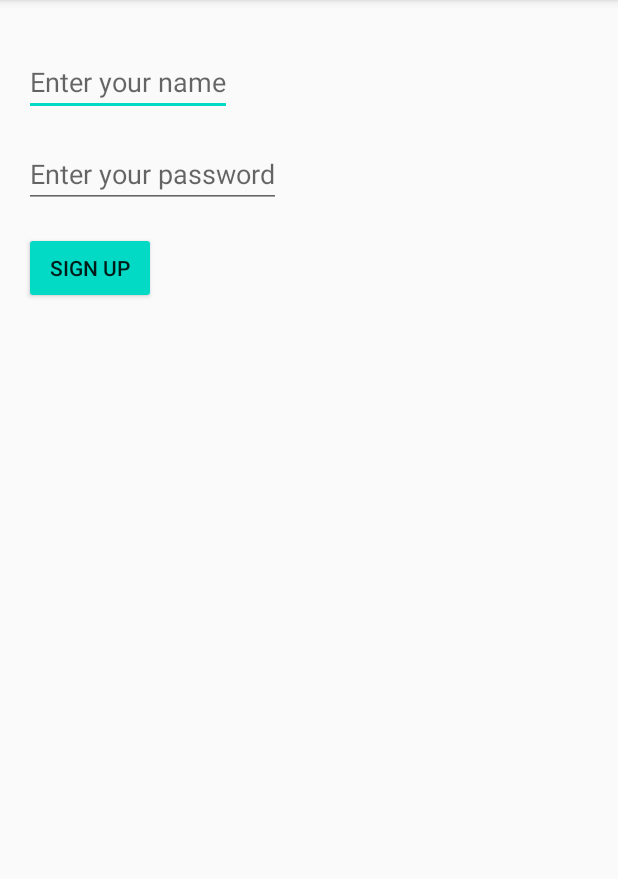
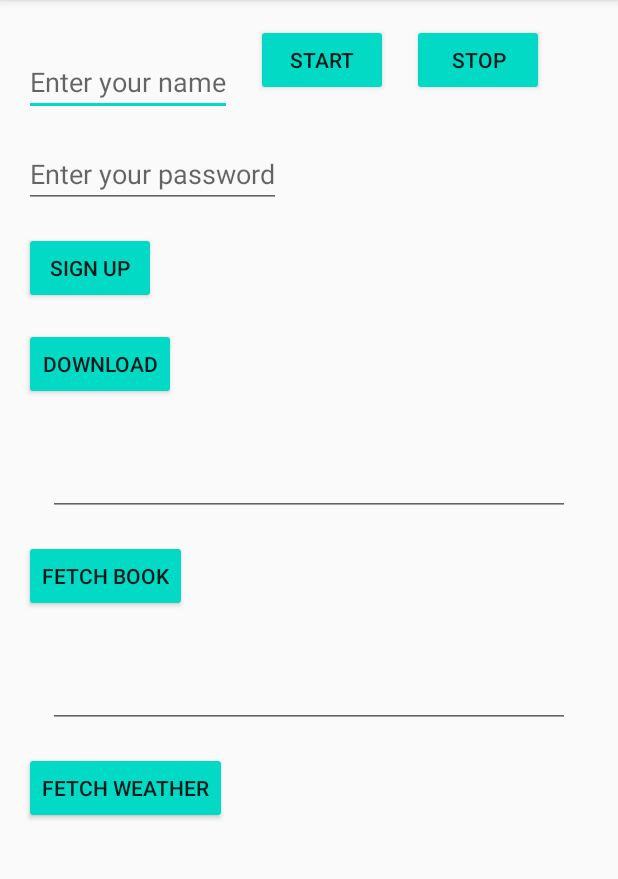
Before and after one commit to AnkurPhilips/training, an Android app: the screen it shows after launch (MainActivity), on a phone screen of 412 x 824 dp, the part 84-963 px from its top. Run offline under Robolectric (Android 15) with nearby library versions, the phone set to English and light mode, and no system bars.

```diff
--- a/app/build.gradle
+++ b/app/build.gradle
@@ -33,5 +33,6 @@ dependencies {
     testImplementation 'junit:junit:4.12'
     androidTestImplementation 'androidx.test.ext:junit:1.1.3'
     androidTestImplementation 'androidx.test.espresso:espresso-core:3.4.0'
+    androidTestImplementation 'androidx.test:rules:1.4.1-alpha01'
 
 }
--- a/app/src/main/java/com/philips/training/MainActivity.kt
+++ b/app/src/main/java/com/philips/training/MainActivity.kt
@@ -1,14 +1,18 @@
 package com.philips.training
 
+import android.content.Context
 import android.content.Intent
 import android.os.Bundle
 import androidx.appcompat.app.AppCompatActivity
+import com.philips.training.network.DownloadAsyncTask
+import com.philips.training.network.FetchBookTask
 import kotlinx.android.synthetic.main.activity_main.*
 
 const val NAME="name"
 const val PASSWORD="password"
 
 class MainActivity : AppCompatActivity() {
+
     override fun onCreate(savedInstanceState: Bundle?) {
         super.onCreate(savedInstanceState)
         setContentView(R.layout.activity_main)
@@ -25,8 +29,40 @@ class MainActivity : AppCompatActivity() {
                 intent.putExtra(NAME, name)
                 intent.putExtra(PASSWORD, password)
                 startActivity(intent)
-                finish()
             }
         }
+
+        download.setOnClickListener {
+            val downLoadAsyncTask = DownloadAsyncTask(progress)
+            downLoadAsyncTask.execute()
+        }
+
+        callApi.setOnClickListener {
+            val bookName = search.text.toString()
+            val fetchBookTask = FetchBookTask(search)
+            fetchBookTask.execute(bookName)
+        }
+
+        weatherApi.setOnClickListener{
+            val city = weather.text.toString()
+            val fetchWeatherTask = FetchWeatherTask(weather)
+            fetchWeatherTask.execute(city)
+        }
+
+        start.setOnClickListener {
+            val intent = getServiceIntent(this)
+            val data = tv.text.toString()
+            intent.putExtra("DATA", data)
+            startService(intent)
+        }
+
+        stop.setOnClickListener {
+            val intent = getServiceIntent(this)
+            stopService(intent)
+        }
+    }
+
+    companion object {
+        fun getServiceIntent(context: Context) = Intent(context, ServiceNow::class.java)
     }
 }
--- a/app/src/main/res/layout/activity_main.xml
+++ b/app/src/main/res/layout/activity_main.xml
@@ -38,4 +38,87 @@
         app:layout_constraintStart_toStartOf="parent"
         app:layout_constraintTop_toBottomOf="@+id/et" />
 
+    <Button
+        android:id="@+id/download"
+        android:layout_width="wrap_content"
+        android:layout_height="wrap_content"
+        android:text="Download"
+        android:backgroundTint="@color/colorAccent"
+        android:layout_marginTop="16dp"
+        android:layout_marginStart="16dp"
+        app:layout_constraintStart_toStartOf="parent"
+        app:layout_constraintTop_toBottomOf="@+id/button" />
+
+    <ProgressBar
+        android:id="@+id/progress"
+        style="?android:attr/progressBarStyleHorizontal"
+        android:layout_width="match_parent"
+        android:layout_height="wrap_content"
+        android:layout_margin="32dp"
+        android:visibility="gone"
+        app:layout_constraintTop_toBottomOf="@id/download" />
+
+    <EditText
+        android:id="@+id/search"
+        android:layout_width="0dp"
+        android:layout_height="wrap_content"
+        android:layout_margin="32dp"
+        app:layout_constraintTop_toBottomOf="@id/progress"
+        app:layout_constraintEnd_toEndOf="parent"
+        app:layout_constraintStart_toStartOf="parent"/>
+
+    <Button
+        android:id="@+id/callApi"
+        android:layout_width="wrap_content"
+        android:layout_height="wrap_content"
+        android:text="Fetch Book"
+        android:backgroundTint="@color/colorAccent"
+        android:layout_marginTop="16dp"
+        android:layout_marginStart="16dp"
+        app:layout_constraintStart_toStartOf="parent"
+        app:layout_constraintTop_toBottomOf="@+id/search" />
+
+    <EditText
+        android:id="@+id/weather"
+        android:layout_width="0dp"
+        android:layout_height="wrap_content"
+        android:layout_margin="32dp"
+        app:layout_constraintTop_toBottomOf="@id/callApi"
+        app:layout_constraintEnd_toEndOf="parent"
+        app:layout_constraintStart_toStartOf="parent"/>
+
+    <Button
+        android:id="@+id/weatherApi"
+        android:layout_width="wrap_content"
+        android:layout_height="wrap_content"
+        android:text="Fetch Weather"
+        android:backgroundTint="@color/colorAccent"
+        android:layout_marginTop="16dp"
+        android:layout_marginStart="16dp"
+        app:layout_constraintStart_toStartOf="parent"
+        app:layout_constraintTop_toBottomOf="@+id/weather" />
+
+
+    <Button
+        android:id="@+id/start"
+        android:layout_width="wrap_content"
+        android:layout_height="wrap_content"
+        android:text="Start"
+        android:backgroundTint="@color/colorAccent"
+        android:layout_marginTop="16dp"
+        android:layout_marginStart="16dp"
+        app:layout_constraintStart_toEndOf="@id/tv"
+        app:layout_constraintTop_toTopOf="parent" />
+
+    <Button
+        android:id="@+id/stop"
+        android:layout_width="wrap_content"
+        android:layout_height="wrap_content"
+        android:text="Stop"
+        android:backgroundTint="@color/colorAccent"
+        android:layout_marginTop="16dp"
+        android:layout_marginStart="16dp"
+        app:layout_constraintStart_toEndOf="@id/start"
+        app:layout_constraintTop_toTopOf="parent" />
+
 </androidx.constraintlayout.widget.ConstraintLayout>
```
Also changed, not shown: app/src/main/AndroidManifest.xml (+8 -2 lines), app/src/main/java/com/philips/training/FetchWeatherTask.kt (added, +18 -0 lines), app/src/main/java/com/philips/training/OtherActivity.kt (+32 -0 lines), app/src/main/java/com/philips/training/ServiceNow.kt (added, +35 -0 lines), app/src/main/java/com/philips/training/network/DownloadAsyncTask.kt (added, +39 -0 lines), app/src/main/java/com/philips/training/network/FetchBookTask.kt (added, +40 -0 lines), app/src/main/java/com/philips/training/network/NetworkUtils.kt (added, +84 -0 lines), app/src/main/res/layout/activity_other.xml (+23 -0 lines), 3 other files.
